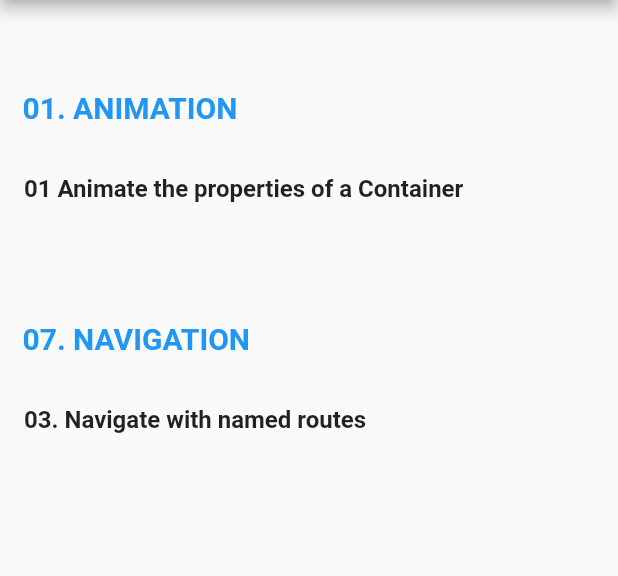
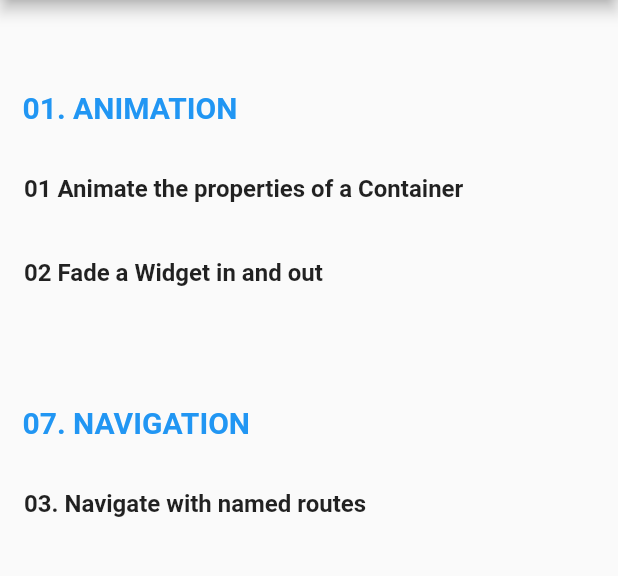
Before and after one commit to arthur-eudeline/flutter-cookbooks, a Flutter app: the screen it shows after launch, on a phone screen of 412 x 824 dp, the part 84-660 px from its top. Run offline on Flutter 3.47's test engine with Material 2 defaults, Android fonts, the phone set to English and light mode, and no system bars.

Commit message:
01 Animation > 02 Fade a Widget in and out

```diff
--- a/lib/main.dart
+++ b/lib/main.dart
@@ -1,7 +1,9 @@
 import 'package:flutter/material.dart';
+import 'package:cookbooks_training/cookbooks/01_animation/01_animate_the_properties_of_a_container/main.dart';
+import 'package:cookbooks_training/cookbooks/01_animation/02_fade_a_widget_in_and_out/main.dart';
+
 import 'package:cookbooks_training/cookbooks/07_navigation/03_navigate_with_named_routes/FirstScreen.dart';
 import 'package:cookbooks_training/cookbooks/07_navigation/03_navigate_with_named_routes/SecondScreen.dart';
-import 'package:cookbooks_training/cookbooks/01_animation/01_animate_the_properties_of_a_container/main.dart';
 
 void main() => runApp(MyApp());
 
@@ -18,6 +20,7 @@ class MyApp extends StatelessWidget {
         "/": (context) => MyHomePage(title: "Flutter CookBooks"),
 
         "/01_animation/01_animate_the_properties_of_a_container/main" : (context) => AnimatedContainerApp(),
+        "/01_animation/02_fade_a_widget_in_and_out/main" : (context) => FadingWidgetScreen(),
 
         "/07_navigation/03_navigate_with_named_routes/firstScreen": (context) =>
             FirstScreen(),
@@ -75,6 +78,11 @@ class MyHomePage extends StatelessWidget {
             bookRoute: "/01_animation/01_animate_the_properties_of_a_container/main",
             context: context
           ),
+          buildRowItem(
+            bookName: "02 Fade a Widget in and out",
+            bookRoute: "/01_animation/02_fade_a_widget_in_and_out/main",
+            context: context
+          ),
 
           // ---- 07 Navigation ----
           buildRowTitle("07. Navigation", context),
```
Also changed, not shown: lib/cookbooks/01_animation/02_fade_a_widget_in_and_out/main.dart (added, +46 -0 lines).
